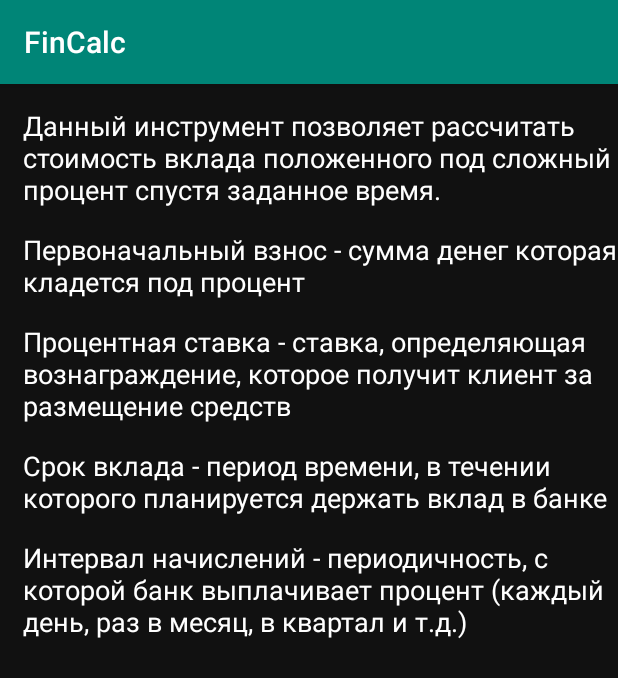
After one commit to Serrggor49/FinCalc, an Android app: the Info screen opened directly, with no data from a screen before it, on a phone screen of 412 x 824 dp. The commit adds this screen. Shown: the top 678 px of the screen. Run offline under Robolectric (Android 15) with nearby library versions, the phone set to English and light mode, and no system bars.

Commit message:
Добавил лого

```diff
--- a/app/src/main/AndroidManifest.xml
+++ b/app/src/main/AndroidManifest.xml
@@ -4,11 +4,12 @@
 
     <application
         android:allowBackup="true"
-        android:icon="@mipmap/ic_launcher"
+        android:icon="@mipmap/icon_fc_green"
         android:label="@string/app_name"
         android:roundIcon="@mipmap/ic_launcher_round"
         android:supportsRtl="true"
         android:theme="@style/AppTheme">
+        <activity android:name=".Info"></activity>
         <activity android:name=".MainActivity">
             <intent-filter>
                 <action android:name="android.intent.action.MAIN" />
--- /dev/null
+++ b/app/src/main/java/com49/comments49/fincalc/Info.java
@@ -0,0 +1,14 @@
+package com49.comments49.fincalc;
+
+import androidx.appcompat.app.AppCompatActivity;
+
+import android.os.Bundle;
+
+public class Info extends AppCompatActivity {
+
+    @Override
+    protected void onCreate(Bundle savedInstanceState) {
+        super.onCreate(savedInstanceState);
+        setContentView(R.layout.activity_info);
+    }
+}
--- /dev/null
+++ b/app/src/main/res/layout/activity_info.xml
@@ -0,0 +1,68 @@
+<?xml version="1.0" encoding="utf-8"?>
+<androidx.constraintlayout.widget.ConstraintLayout xmlns:android="http://schemas.android.com/apk/res/android"
+    xmlns:app="http://schemas.android.com/apk/res-auto"
+    xmlns:tools="http://schemas.android.com/tools"
+    android:layout_width="match_parent"
+    android:layout_height="match_parent"
+    android:background="#111111"
+    tools:context=".MainActivity">
+
+    <LinearLayout
+        android:id="@+id/linear_g"
+        android:layout_width="match_parent"
+        android:layout_height="match_parent"
+        android:orientation="vertical">
+
+        <TextView
+            android:id="@+id/result_editText_id"
+            android:layout_width="match_parent"
+            android:layout_height="wrap_content"
+            android:layout_marginLeft="15dp"
+            android:layout_marginTop="15dp"
+            android:text="Данный инструмент позволяет рассчитать стоимость вклада положенного под сложный процент спустя заданное время."
+            android:textColor="#FFFFFF"
+            android:textSize="18sp" />
+
+        <TextView
+            android:id="@+id/result_editText_id5"
+            android:layout_width="match_parent"
+            android:layout_height="wrap_content"
+            android:layout_marginLeft="15dp"
+            android:layout_marginTop="15dp"
+            android:text="Первоначальный взнос - сумма денег которая кладется под процент"
+            android:textColor="#FFFFFF"
+            android:textSize="18sp" />
+
+        <TextView
+            android:id="@+id/result_editText_id2"
+            android:layout_width="match_parent"
+            android:layout_height="wrap_content"
+            android:layout_marginLeft="15dp"
+            android:layout_marginTop="15dp"
+            android:text="Процентная ставка - ставка, определяющая вознаграждение, которое получит клиент за размещение средств"
+            android:textColor="#FFFFFF"
+            android:textSize="18sp" />
+
+        <TextView
+            android:id="@+id/result_editText_id3"
+            android:layout_width="match_parent"
+            android:layout_height="wrap_content"
+            android:layout_marginLeft="15dp"
+            android:layout_marginTop="15dp"
+            android:text="Срок вклада - период времени, в течении которого планируется держать вклад в банке"
+            android:textColor="#FFFFFF"
+            android:textSize="18sp" />
+
+        <TextView
+            android:id="@+id/result_editText_id4"
+            android:layout_width="match_parent"
+            android:layout_height="wrap_content"
+            android:layout_marginLeft="15dp"
+            android:layout_marginTop="15dp"
+            android:text="Интервал начислений - периодичность, с которой банк выплачивает процент (каждый день, раз в месяц, в квартал и т.д.)"
+            android:textColor="#FFFFFF"
+            android:textSize="18sp" />
+
+    </LinearLayout>
+
+</androidx.constraintlayout.widget.ConstraintLayout>
```
Also changed, not shown: app/src/main/java/com49/comments49/fincalc/MainActivity.java (+28 -1 lines), app/src/main/res/drawable/ic_question.xml (added, +12 -0 lines), app/src/main/res/layout/activity_main.xml (+5 -4 lines), app/src/main/res/menu/que_menu.xml (added, +14 -0 lines), app/src/main/res/mipmap-hdpi/icon_fc.png (added), app/src/main/res/mipmap-hdpi/icon_fc_green.png (added), app/src/main/res/mipmap-mdpi/icon_fc.png (added), app/src/main/res/mipmap-mdpi/icon_fc_green.png (added), app/src/main/res/mipmap-xhdpi/icon_fc.png (added), app/src/main/res/mipmap-xhdpi/icon_fc_green.png (added), app/src/main/res/mipmap-xxhdpi/icon_fc.png (added), app/src/main/res/mipmap-xxhdpi/icon_fc_green.png (added), app/src/main/res/mipmap-xxxhdpi/icon_fc.png (added), app/src/main/res/mipmap-xxxhdpi/icon_fc_green.png (added).
